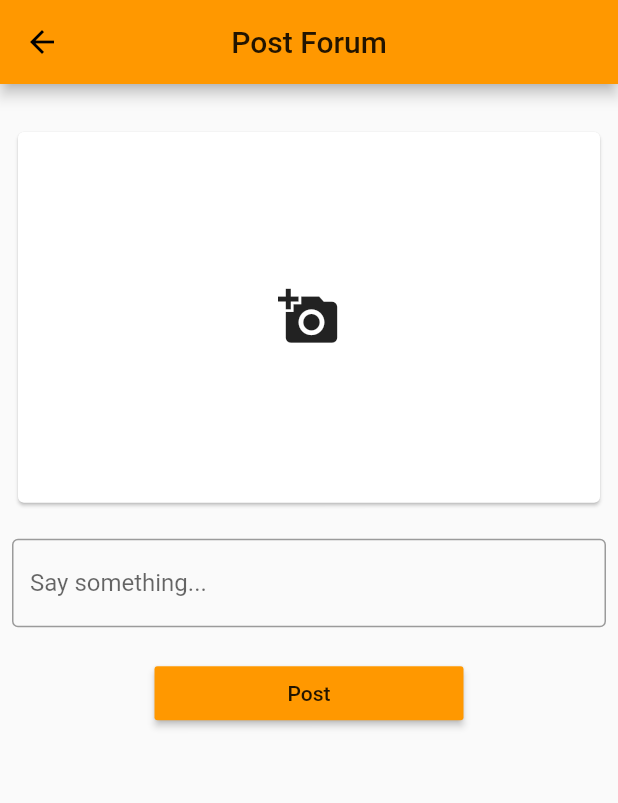
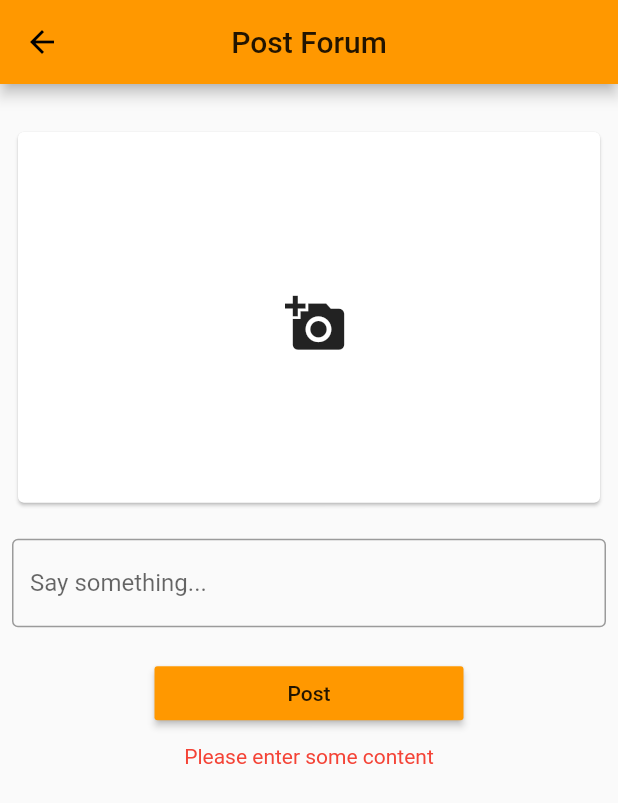
Before and after one commit to Gr3gg0r/raku_app, a Flutter app: the ForumPostPage screen opened directly, after a tap on "Post", on a phone screen of 412 x 824 dp. Shown: the top 803 px of the screen. Run offline on Flutter 3.47's test engine with Material 2 defaults, Android fonts, the phone set to English and light mode, and no system bars; our stand-ins replace cloud_firestore, firebase_auth, firebase_core, firebase_storage, google_sign_in, image_picker and 1 more; missing offline and left inert: dash_chat, flutter_statusbarcolor; accounts and stored records are empty.

Commit message:
add proper architecture

```diff
--- /dev/null
+++ b/lib/Root/Model/forum_model.dart
@@ -0,0 +1,5 @@
+
+
+class ForumModel {
+
+}
--- a/lib/Root/View/Forum/forum_post_page.dart
+++ b/lib/Root/View/Forum/forum_post_page.dart
@@ -1,4 +1,12 @@
+import 'dart:io';
+
+import 'package:cloud_firestore/cloud_firestore.dart';
+import 'package:firebase_auth/firebase_auth.dart';
 import 'package:flutter/material.dart';
+import 'package:image_picker/image_picker.dart';
+import 'package:permission_handler/permission_handler.dart';
+import 'package:raku_app/Root/Controller/db_controller.dart';
+import 'package:raku_app/Root/Controller/storage.dart';
 
 class ForumPostPage extends StatelessWidget {
   @override
@@ -13,7 +21,109 @@ class ForumPostPage extends StatelessWidget {
   }
 }
 
-class PostItem extends StatelessWidget {
+class PostItem extends StatefulWidget {
+
+  @override
+  _PostItemState createState() => _PostItemState();
+}
+
+class _PostItemState extends State<PostItem> {
+
+  File _image;
+  bool _loading = false;
+
+  final picker = ImagePicker();
+  final _formKey = GlobalKey<FormState>();
+
+  String _content,_warning="";
+
+  Future getImageFrom(selection,context) async {
+    PickedFile pickedFile;
+    if(selection){
+      if(await Permission.camera.request().isGranted)
+        pickedFile = await picker.getImage(source: ImageSource.camera);
+    }else{
+      if(await Permission.storage.request().isGranted)
+        pickedFile = await picker.getImage(source: ImageSource.gallery);
+    }
+
+    if(pickedFile != null)
+      setState(() {
+        _image = File(pickedFile.path);
+        _warning="";
+      });
+    Navigator.pop(context);
+  }
+
+  Future<void> _showDialog() async{
+    return showDialog<void>(
+      context: context,
+      barrierDismissible: false,
+      builder: (BuildContext context){
+        return AlertDialog(
+          title: Text("Choose from"),
+          content: SingleChildScrollView(
+            child: ListBody(
+              children: [
+                RaisedButton(
+                  color: Colors.deepPurpleAccent,
+                  child: Text("Camera",style: TextStyle(
+                      color: Colors.white
+                  ),),
+                  onPressed:() => getImageFrom(true,context),
+                ),
+                Text("OR",textAlign: TextAlign.center,),
+                RaisedButton(
+                  color: Colors.deepPurpleAccent,
+                  child: Text("Gallery",style: TextStyle(
+                      color: Colors.white
+                  ),),
+                  onPressed: () => getImageFrom(false,context),
+                )              ],
+            ),
+          ),
+        );
+      }
+    );
+  }
+
+  void verifyData(){
+    setLoading();
+    if (_content==null)
+      setLoading(text: "Please enter some content");
+    else
+      _addData();
+  }
+
+  void _addData() async {
+    if(_content==null){
+      setLoading(text: "Please write captions.");
+    }else{
+      final String uniqueid = FirebaseFirestore.instance.collection("ForumPost").doc().id;
+      String _downloadUrl = await StorageService(location: "ForumPost/$uniqueid").uploadTask(_image);
+      Exception status = DBController(collection: "UserProfile",docu: uniqueid).addData({
+        "image_url" : _downloadUrl,
+        "content" : _content,
+        "postId": uniqueid,
+      });
+      if(status==null){
+        Navigator.pop(context);
+      }else{
+        setLoading(text: "An error occurred ! Check your connection!");
+        print(status.toString());
+      }
+    }
+  }
+
+  void setLoading({text}){
+    setState(() {
+      _loading = !_loading;
+      _warning = text??"";
+    });
+  }
+
+
+
   @override
   Widget build(BuildContext context) {
     final height = MediaQuery.of(context).size.height;
@@ -28,10 +138,19 @@ class PostItem extends StatelessWidget {
           child: Container(
             width: width,
             height: height * 0.3,
-            child: Center(
-              child: Icon(
-                Icons.add_a_photo,
-                size: height * 0.05,
+            decoration:_image!=null? BoxDecoration(
+              image: DecorationImage(
+                image: FileImage(_image),
+                fit: BoxFit.cover,
+              ),
+            ):null,
+            child:_image!=null?null: Center(
+              child: IconButton(
+                icon: Icon(
+                  Icons.add_a_photo,
+                  size: height * 0.05,
+                ),
+                onPressed: _showDialog,
               ),
             ),
           ),
@@ -41,6 +160,7 @@ class PostItem extends StatelessWidget {
         ),
         TextFormField(
           maxLines: null,
+          onChanged: (val) => _content=val,
           decoration: InputDecoration(
             border: OutlineInputBorder(),
             labelText: "Say something..."
@@ -53,10 +173,12 @@ class PostItem extends StatelessWidget {
           width: width*0.5,
           child: RaisedButton(
             child: Text("Post"),
-            onPressed: (){},
+            onPressed: verifyData,
             color: Colors.orange,
           ),
-        )
+        ),
+        SizedBox(height: 10,),
+        Text("$_warning",style: TextStyle(color: Colors.red),),
       ]),
     );
   }
--- a/lib/Root/View/new_user.dart
+++ b/lib/Root/View/new_user.dart
@@ -1,7 +1,4 @@
 import 'dart:io';
-
-import 'package:cloud_firestore/cloud_firestore.dart';
-import 'package:firebase_storage/firebase_storage.dart';
 import 'package:flutter/material.dart';
 import 'package:image_picker/image_picker.dart';
 import 'package:permission_handler/permission_handler.dart';
--- a/lib/main.dart
+++ b/lib/main.dart
@@ -3,6 +3,7 @@ import 'package:firebase_core/firebase_core.dart';
 import 'package:flutter/cupertino.dart';
 import 'package:flutter/material.dart';
 import 'package:flutter/widgets.dart';
+import 'package:provider/provider.dart';
 import 'package:raku_app/Root/Controller/auth.dart';
 import 'package:raku_app/Root/Model/user_model.dart';
 import 'package:raku_app/Root/Shared/loading_view.dart';
--- a/pubspec.yaml
+++ b/pubspec.yaml
@@ -34,6 +34,7 @@ dependencies:
   firebase_storage: ^5.0.1
   qr_flutter: ^3.2.0
   dash_chat: ^1.1.15
+  provider: ^4.3.2+4
 
 
 dev_dependencies:
```
Also changed, not shown: lib/Root/Controller/forum_controller.dart (added, +8 -0 lines), pubspec.lock.
